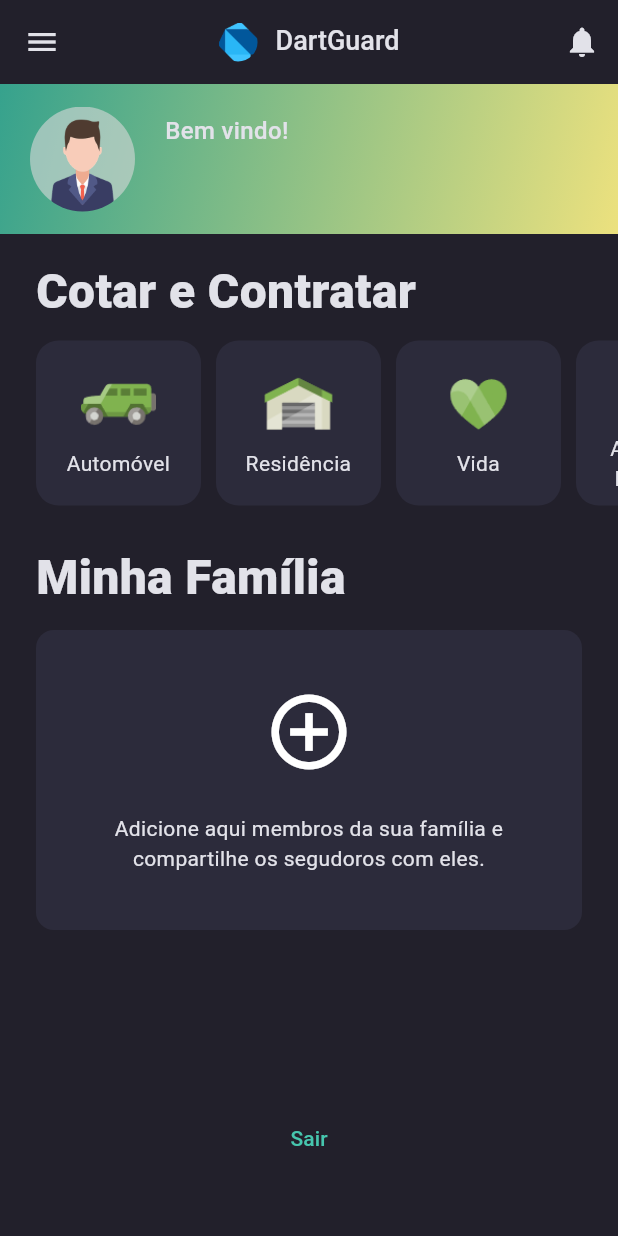
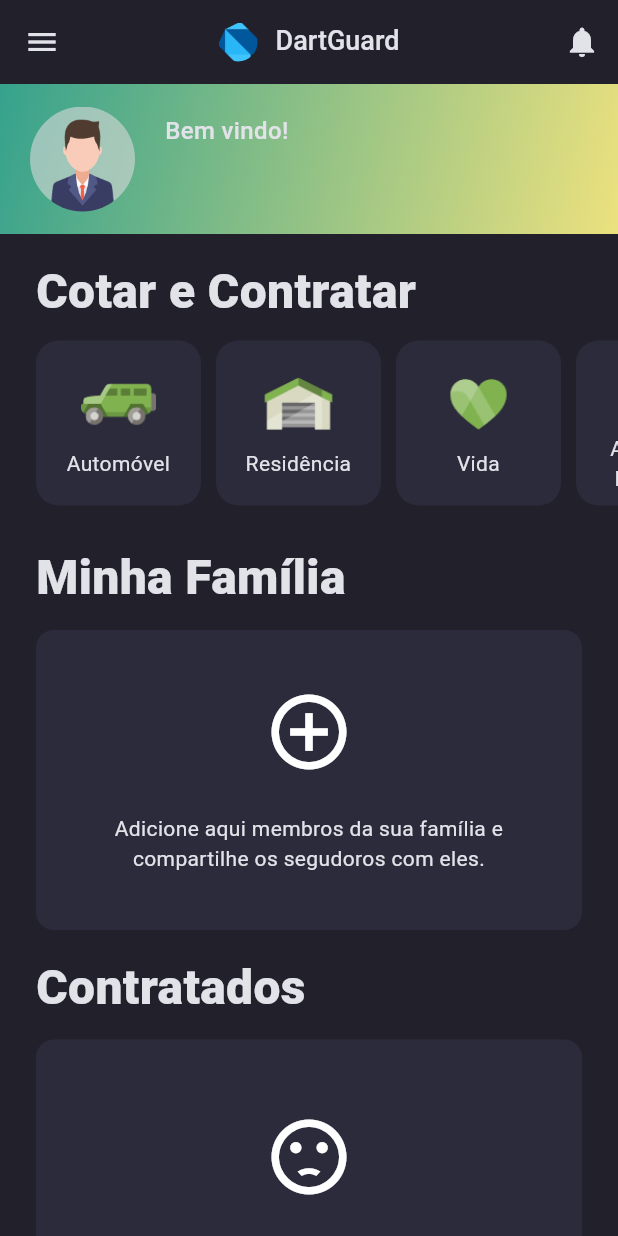
Before and after one commit to victorfidelis/DartGuard, a Flutter app: the HomeView screen opened directly, on a phone screen of 412 x 824 dp. Run offline on Flutter 3.47's test engine with Material 3 defaults, Android fonts, the phone set to English and light mode, and no system bars; our stand-ins replace cloud_firestore, firebase_auth, firebase_core; accounts and stored records are empty.

Commit message:
seçao contratados criada

```diff
--- a/dart_guard/lib/app/modules/main/views/home/views/home_view.dart
+++ b/dart_guard/lib/app/modules/main/views/home/views/home_view.dart
@@ -1,4 +1,5 @@
 import 'package:dart_guard/app/modules/main/views/home/widgets/contract_section.dart';
+import 'package:dart_guard/app/modules/main/views/home/widgets/contractors_section.dart';
 import 'package:dart_guard/app/modules/main/views/home/widgets/my_family_section.dart';
 import 'package:dart_guard/app/modules/main/views/home/widgets/user_card.dart';
 import 'package:dart_guard/app/modules/main/views/wrapper/wrapper_viewmodel.dart';
@@ -19,7 +20,8 @@ class HomeView extends StatelessWidget {
         leading: IconButton(icon: const Icon(Icons.menu), onPressed: () {}),
         actions: [IconButton(icon: const Icon(Icons.notifications), onPressed: () {})],
       ),
-      body: Column(
+      body: SingleChildScrollView(
+        child: Column(
           mainAxisSize: MainAxisSize.min,
           mainAxisAlignment: MainAxisAlignment.start,
           crossAxisAlignment: CrossAxisAlignment.start,
@@ -31,15 +33,12 @@ class HomeView extends StatelessWidget {
             Padding(
               padding: const EdgeInsets.symmetric(horizontal: 24),
               child: Column(
-              children: [
-                MyFamilySection(),
-                SizedBox(height: 15),
-                SizedBox(height: 100),
-                TextButton(onPressed: context.read<WrapperViewmodel>().logOut, child: Text('Sair')),
+                children: [MyFamilySection(), SizedBox(height: 15), ContractorsSection(), SizedBox(height: 15)],
+              ),
+            ),
+            SizedBox(height: 80),
           ],
         ),
-          ),
-        ],
       ),
     );
   }
--- /dev/null
+++ b/dart_guard/lib/app/modules/main/views/home/widgets/contractors_section.dart
@@ -0,0 +1,38 @@
+import 'package:dart_guard/app/modules/main/views/home/widgets/title_section.dart';
+import 'package:dart_guard/app/shared/theme/theme_constants.dart';
+import 'package:flutter/material.dart';
+
+class ContractorsSection extends StatelessWidget {
+  const ContractorsSection({super.key});
+
+  @override
+  Widget build(BuildContext context) {
+    return Column(
+      crossAxisAlignment: CrossAxisAlignment.start,
+      children: [
+        TitleSection('Contratados'),
+        SizedBox(height: 12),
+        Container(
+          height: 200,
+          decoration: BoxDecoration(color: ThemeConstants.containerBackgroung, borderRadius: BorderRadius.circular(12)),
+          child: Center(
+            child: Column(
+              mainAxisSize: MainAxisSize.min,
+              children: [
+                Icon(Icons.sentiment_dissatisfied, size: 60),
+                SizedBox(height: 24),
+                Padding(
+                  padding: const EdgeInsets.symmetric(horizontal: 30),
+                  child: Text(
+                      'Você ainda não possui seguros contratados.',
+                    textAlign: TextAlign.center,
+                  ),
+                ),
+              ],
+            ),
+          ),
+        ),
+      ],
+    );
+  }
+}
```
Lines whose indentation alone changed are shown as unchanged.
